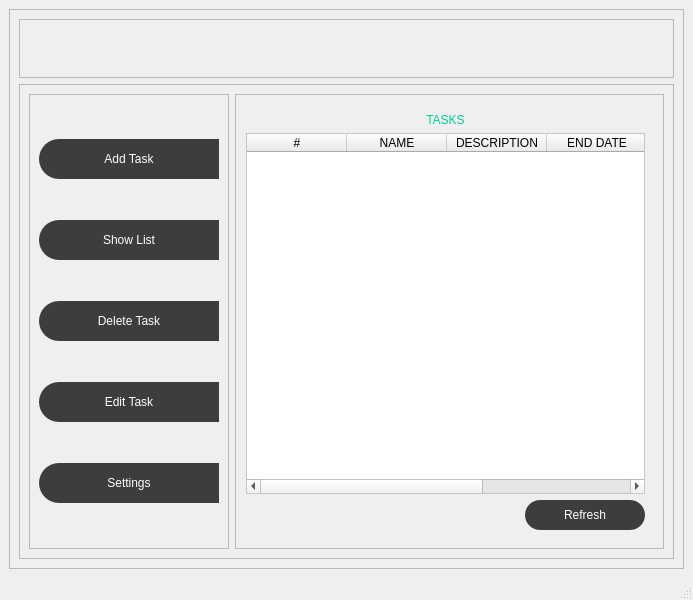
First picture: the form in design/interface.ui, repository emersondivB0/PyToDo-List, before the edit.
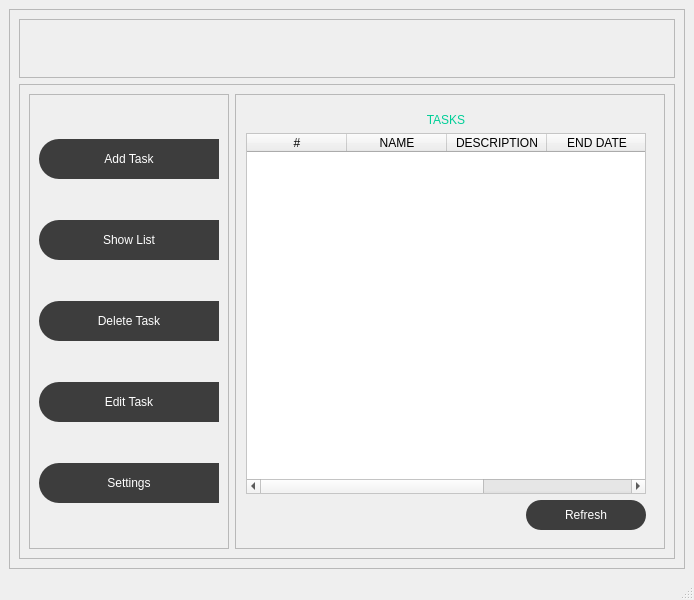
Second picture: the form after the edit. The open tabs and pages were chosen to show the change. Icons and pictures are not drawn.

What changed in the file:
```diff
--- a/design/interface.ui
+++ b/design/interface.ui
@@ -6,7 +6,7 @@
    <rect>
     <x>0</x>
     <y>0</y>
-    <width>693</width>
+    <width>694</width>
     <height>600</height>
    </rect>
   </property>
@@ -355,6 +355,12 @@
              </property>
              <item>
               <widget class="QStackedWidget" name="stackedWidget">
+               <property name="minimumSize">
+                <size>
+                 <width>200</width>
+                 <height>30</height>
+                </size>
+               </property>
                <property name="currentIndex">
                 <number>4</number>
                </property>
```
Left out of the diff: 52 changed lines with no effect on the pictures.
